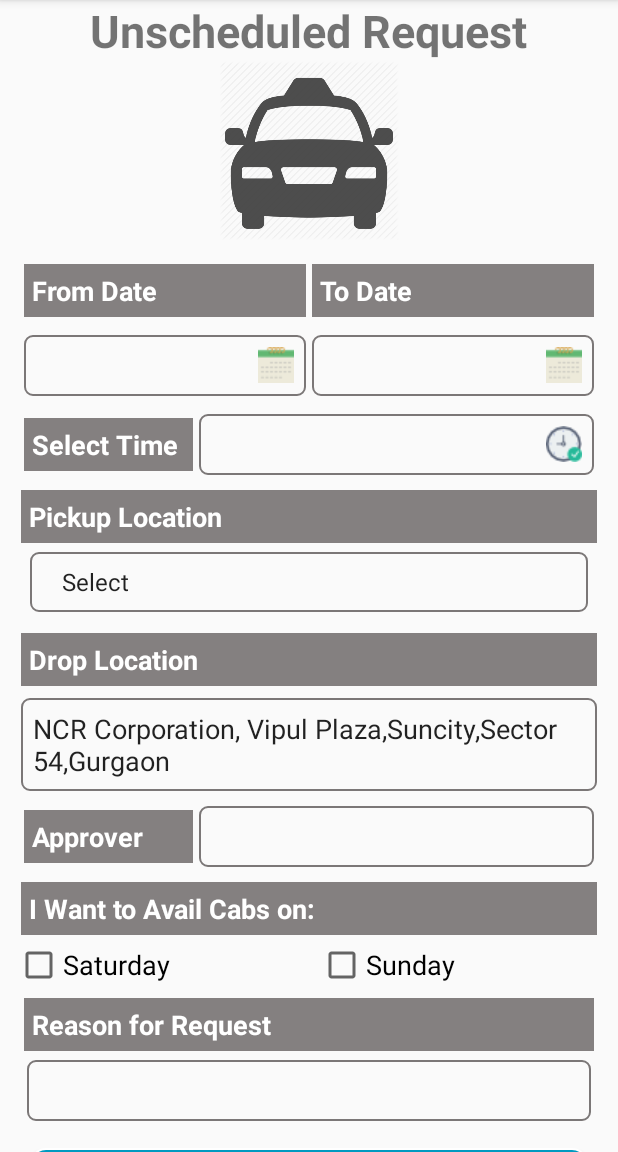
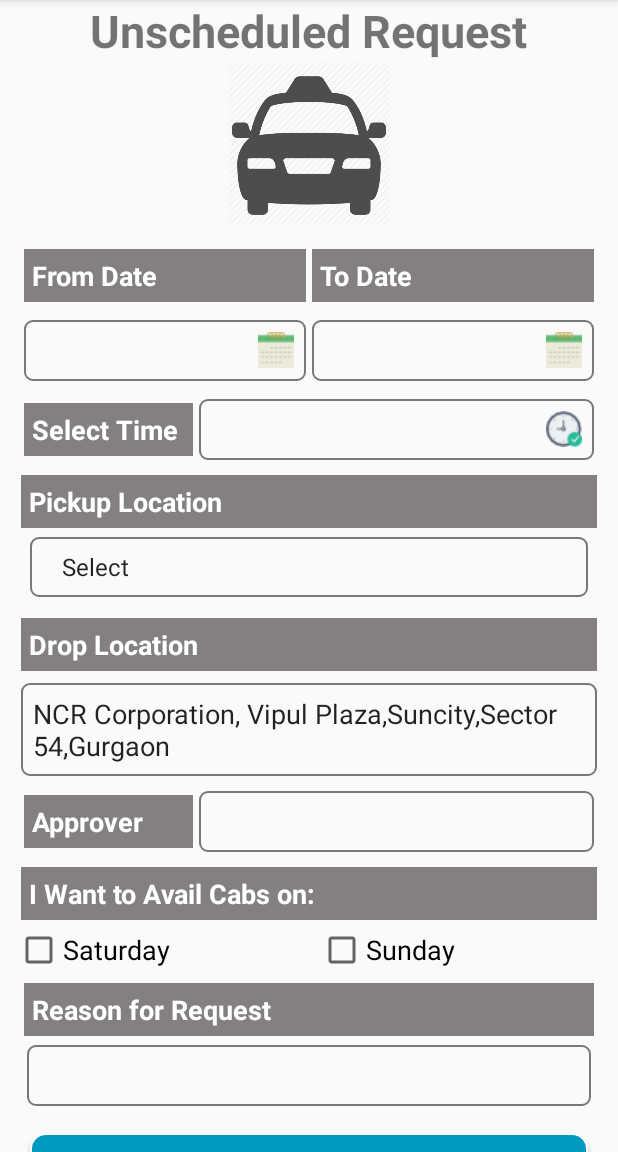
Before and after one commit to aartisoft/iNCRcredicabs_Android, an Android app: the UnscheduledReqFragment screen opened directly, with no data from a screen before it, on a phone screen of 412 x 824 dp, the part 84-1236 px from its top. Run offline under Robolectric (Android 15) with nearby library versions, the phone set to English and light mode, and no system bars; our stand-ins replace Volley; network calls fail; 1 statement that could not run was skipped.

Commit message:
change padding

```diff
--- a/app/src/main/res/layout/content_request.xml
+++ b/app/src/main/res/layout/content_request.xml
@@ -14,7 +14,7 @@
 
         <LinearLayout
             android:layout_width="match_parent"
-            android:layout_height="160dp"
+            android:layout_height="150dp"
             android:orientation="vertical">
 
             <TextView
```
